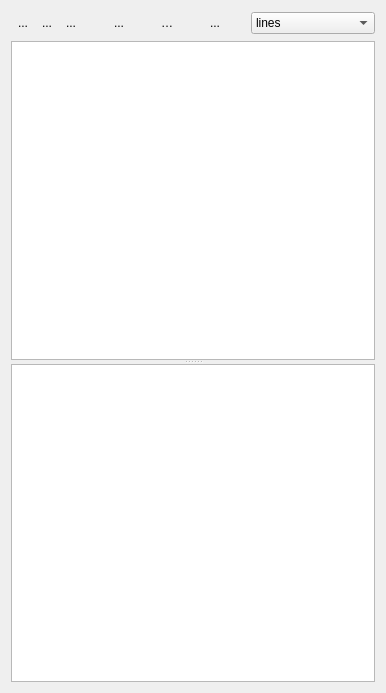
First picture: the form in ui/Traceui.ui, repository MonroeQuantumNetworks/IonControl, before the edit.
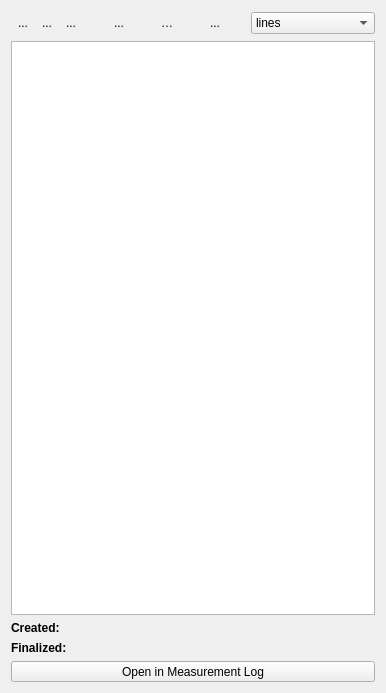
Second picture: the form after the edit. Icons and pictures are not drawn. Custom widgets are drawn as their Qt base class.

Commit message: replace trace description table with trace created/finalized date/time

```diff
--- a/ui/Traceui.ui
+++ b/ui/Traceui.ui
@@ -347,12 +347,91 @@
     </layout>
    </item>
    <item>
-    <widget class="QSplitter" name="splitter">
-     <property name="orientation">
-      <enum>Qt::Vertical</enum>
+    <widget class="CategoryTreeView" name="traceView"/>
+   </item>
+   <item>
+    <layout class="QHBoxLayout" name="horizontalLayout_2">
+     <item>
+      <layout class="QGridLayout" name="gridLayout">
+       <item row="0" column="1">
+        <widget class="QLabel" name="createdDateLabel">
+         <property name="text">
+          <string/>
+         </property>
+        </widget>
+       </item>
+       <item row="0" column="0">
+        <widget class="QLabel" name="label">
+         <property name="text">
+          <string>&lt;html&gt;&lt;head/&gt;&lt;body&gt;&lt;p&gt;&lt;span style=&quot; font-weight:600;&quot;&gt;Created:&lt;/span&gt;&lt;/p&gt;&lt;/body&gt;&lt;/html&gt;</string>
+         </property>
+        </widget>
+       </item>
+       <item row="1" column="1">
+        <widget class="QLabel" name="finalizedDateLabel">
+         <property name="text">
+          <string/>
+         </property>
+        </widget>
+       </item>
+       <item row="1" column="0">
+        <widget class="QLabel" name="label_2">
+         <property name="text">
+          <string>&lt;html&gt;&lt;head/&gt;&lt;body&gt;&lt;p&gt;&lt;span style=&quot; font-weight:600;&quot;&gt;Finalized:&lt;/span&gt;&lt;/p&gt;&lt;/body&gt;&lt;/html&gt;</string>
+         </property>
+        </widget>
+       </item>
+       <item row="0" column="2">
+        <widget class="QLabel" name="createdTimeLabel">
+         <property name="text">
+          <string/>
+         </property>
+        </widget>
+       </item>
+       <item row="1" column="2">
+        <widget class="QLabel" name="finalizedTimeLabel">
+         <property name="text">
+          <string/>
+         </property>
+        </widget>
+       </item>
+      </layout>
+     </item>
+     <item>
+      <spacer name="horizontalSpacer_2">
+       <property name="orientation">
+        <enum>Qt::Horizontal</enum>
+       </property>
+       <property name="sizeHint" stdset="0">
+        <size>
+         <width>40</width>
+         <height>20</height>
+        </size>
+       </property>
+      </spacer>
+     </item>
+    </layout>
+   </item>
+   <item>
+    <widget class="QToolButton" name="measurementLogButton">
+     <property name="sizePolicy">
+      <sizepolicy hsizetype="Expanding" vsizetype="Fixed">
+       <horstretch>0</horstretch>
+       <verstretch>0</verstretch>
+      </sizepolicy>
      </property>
-     <widget class="CategoryTreeView" name="traceView"/>
-     <widget class="QTableView" name="descriptionTableView"/>
+     <property name="styleSheet">
+      <string notr="true"/>
+     </property>
+     <property name="text">
+      <string>Open in Measurement Log</string>
+     </property>
+     <property name="toolButtonStyle">
+      <enum>Qt::ToolButtonTextBesideIcon</enum>
+     </property>
+     <property name="autoRaise">
+      <bool>false</bool>
+     </property>
     </widget>
    </item>
   </layout>
```
The commit also changes 1 other file.
